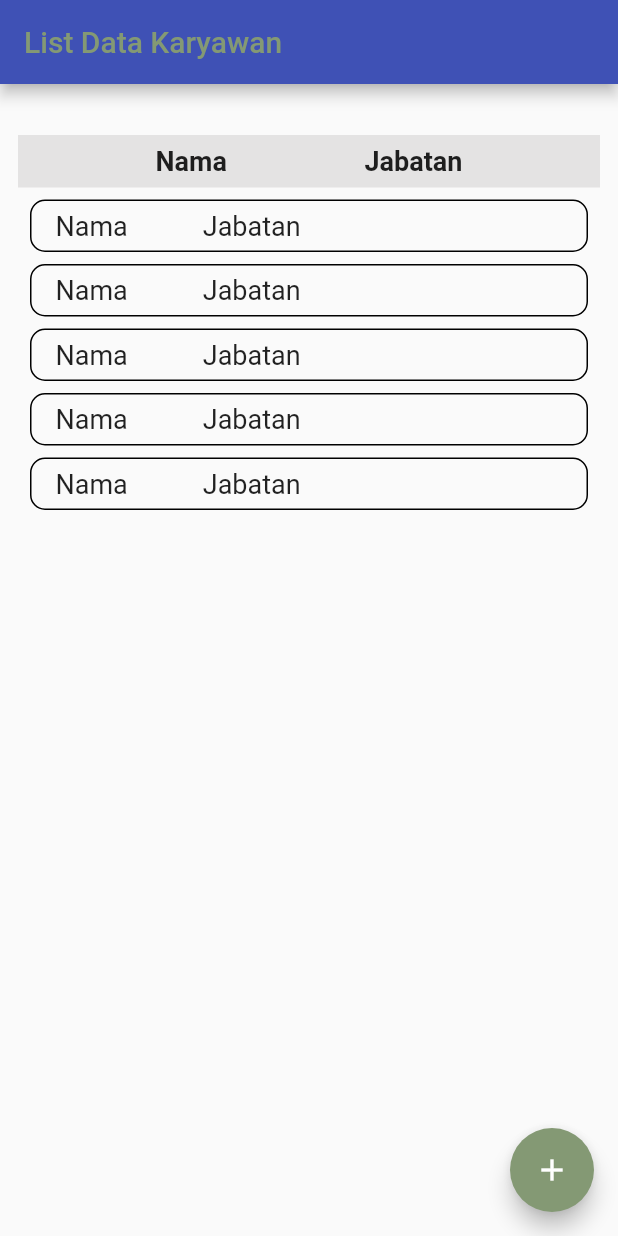
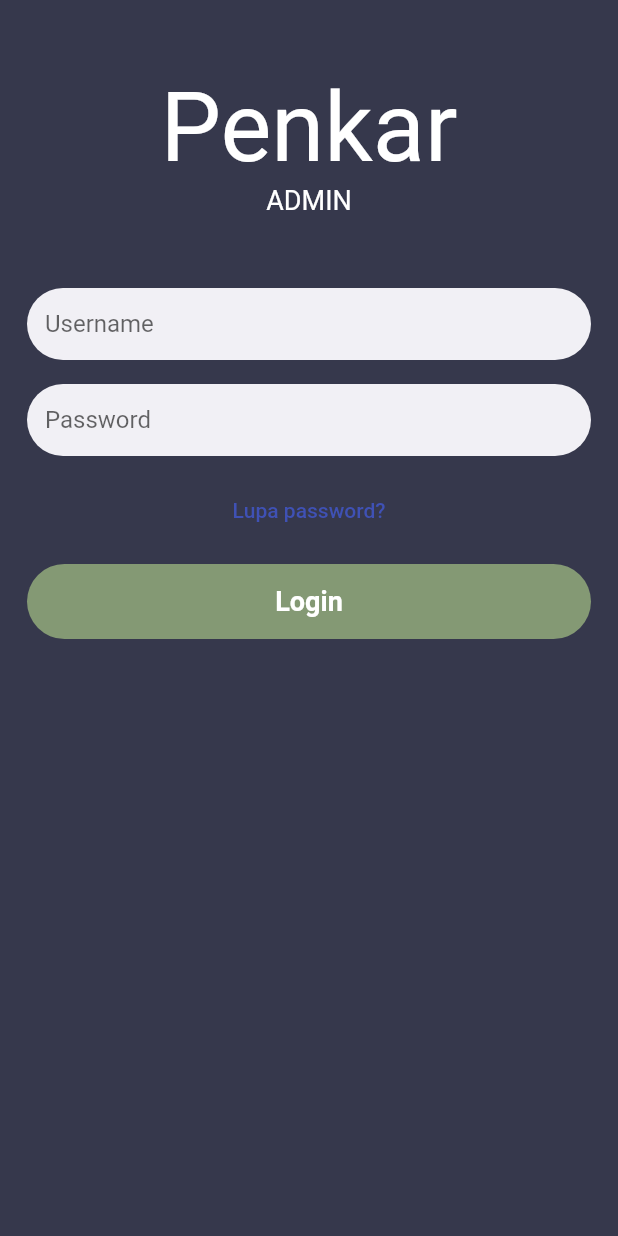
Before and after one commit to adelrimuhammad/Tubes_PAB, a Flutter app: the screen it shows after launch, on a phone screen of 412 x 824 dp. Run offline on Flutter 3.47's test engine with Material 2 defaults, Android fonts, the phone set to English and light mode, and no system bars; our stand-ins replace google_fonts, sizer; Roboto replaces fonts that are missing (Sriracha).

Commit message:
update tampilan login

```diff
--- a/lib/main.dart
+++ b/lib/main.dart
@@ -3,6 +3,7 @@ import 'package:penkar/pages/detail_karyawan_page.dart';
 import 'package:penkar/pages/list_data_page.dart';
 import 'package:penkar/pages/tambah_karyawan_page.dart';
 import 'package:penkar/pages/update_karyawan_page.dart';
+import 'package:penkar/pages/login_page.dart';
 
 void main() {
   runApp(const MyApp());
@@ -30,7 +31,7 @@ class MyApp extends StatelessWidget {
         primarySwatch: Colors.indigo,
         accentColor: Color(0xff849974),
       ),
-      home: ListDataPage(),
+      home: LoginPage(),
       routes: {
         '/home': (context) => ListDataPage(),
         '/detail': (context) => DetailKaryawanPage(),
--- /dev/null
+++ b/lib/pages/login_page.dart
@@ -0,0 +1,100 @@
+import 'package:flutter/material.dart';
+import 'package:penkar/themes.dart';
+
+class LoginPage extends StatelessWidget {
+  const LoginPage({Key? key}) : super(key: key);
+
+  @override
+  Widget build(BuildContext context) {
+    return Scaffold(
+      backgroundColor: Color(0xff36384C),
+      body: SafeArea(
+        child: Center(
+          child: Container(
+            margin: EdgeInsets.symmetric(horizontal: 18),
+            child: Column(
+              children: [
+                SizedBox(
+                  height: 48,
+                ),
+                Text(
+                  'Penkar',
+                  style: penkarLogoTextStyle,
+                ),
+                Text(
+                  'ADMIN',
+                  style: subTitleTextStyle,
+                ),
+                SizedBox(
+                  height: 48,
+                ),
+                TextFormField(
+                  decoration: InputDecoration(
+                    contentPadding: EdgeInsets.all(12),
+                    hintText: 'Username',
+                    fillColor: Color(0xffF1F0F5),
+                    filled: true,
+                    enabledBorder: OutlineInputBorder(
+                      borderRadius: BorderRadius.circular(100),
+                      borderSide: BorderSide.none,
+                    ),
+                    focusedBorder: OutlineInputBorder(
+                      borderRadius: BorderRadius.circular(100),
+                      borderSide: BorderSide(color: Color(0xff849974)),
+                    ),
+                  ),
+                ),
+                SizedBox(
+                  height: 16,
+                ),
+                TextFormField(
+                  obscureText: true,
+                  decoration: InputDecoration(
+                    contentPadding: EdgeInsets.all(12),
+                    hintText: 'Password',
+                    fillColor: Color(0xffF1F0F5),
+                    filled: true,
+                    enabledBorder: OutlineInputBorder(
+                      borderRadius: BorderRadius.circular(100),
+                      borderSide: BorderSide.none,
+                    ),
+                    focusedBorder: OutlineInputBorder(
+                      borderRadius: BorderRadius.circular(100),
+                      borderSide: BorderSide(color: Color(0xff849974)),
+                    ),
+                  ),
+                ),
+                SizedBox(
+                  height: 12,
+                ),
+                TextButton(
+                  onPressed: () {},
+                  child: Text('Lupa password?'),
+                ),
+                SizedBox(
+                  height: 12,
+                ),
+                Container(
+                  width: 450,
+                  height: 50,
+                  child: TextButton(
+                      style: TextButton.styleFrom(
+                          backgroundColor: Color(0xff849974),
+                          shape: RoundedRectangleBorder(
+                              borderRadius: BorderRadius.circular(66))),
+                      onPressed: () {
+                        Navigator.pushNamed(context, '/home');
+                      },
+                      child: Text(
+                        'Login',
+                        style: editBtnTextStyle,
+                      )),
+                ),
+              ],
+            ),
+          ),
+        ),
+      ),
+    );
+  }
+}
--- a/lib/pages/update_karyawan_page.dart
+++ b/lib/pages/update_karyawan_page.dart
@@ -152,15 +152,6 @@ class _UpdateKaryawanPageState extends State<UpdateKaryawanPage> {
               SizedBox(
                 height: 12,
               ),
-              TextFormField(
-                decoration: InputDecoration(
-                  hintText: 'Gaji',
-                  contentPadding: EdgeInsets.all(12),
-                  border: OutlineInputBorder(
-                    borderRadius: BorderRadius.circular(15),
-                  ),
-                ),
-              ),
               SizedBox(
                 height: 34,
               ),
```
